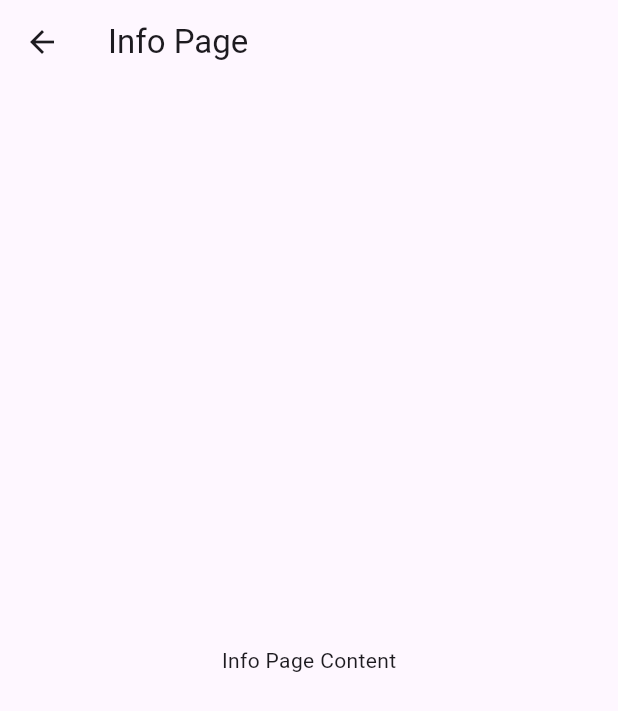
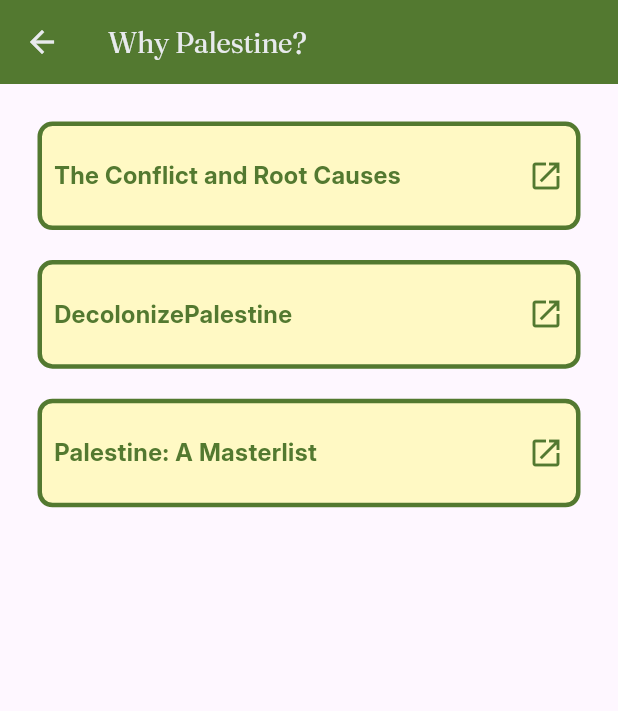
Before and after one commit to azdanrama/m4ps_palestine_app, a Flutter app: the InfoPage screen opened directly, on a phone screen of 412 x 824 dp. Shown: the top 711 px of the screen. Run offline on Flutter 3.47's test engine with Material 3 defaults, Android fonts, the phone set to English and light mode, and no system bars; our stand-ins replace flutter_native_splash.

Commit message:
feat: add info feature

```diff
--- a/m4ps_palestine_app/lib/home_page.dart
+++ b/m4ps_palestine_app/lib/home_page.dart
@@ -104,7 +104,7 @@ class _HomePageState extends State<HomePage> {
   }
 
   Widget gridButton(IconData icon, String label, Widget page) {
-    return  GestureDetector(
+    return GestureDetector(
       onTap: () {
         Navigator.push(
           context,
--- a/m4ps_palestine_app/lib/info_page.dart
+++ b/m4ps_palestine_app/lib/info_page.dart
@@ -1,4 +1,5 @@
 import 'package:flutter/material.dart';
+import 'package:url_launcher/url_launcher.dart';
 
 class InfoPage extends StatelessWidget {
   const InfoPage({super.key});
@@ -7,10 +8,87 @@ class InfoPage extends StatelessWidget {
   Widget build(BuildContext context) {
     return Scaffold(
       appBar: AppBar(
-        title: const Text('Info Page'),
+        backgroundColor: const Color.fromRGBO(83, 121, 48, 1),
+        iconTheme: const IconThemeData(
+          color: Color.fromRGBO(232, 234, 237, 1),
+        ),
+        title: const Text(
+          'Why Palestine?',
+          style: TextStyle(
+            fontFamily: 'Fraunces',
+            fontSize: 20,
+            color: Color.fromRGBO(232, 234, 237, 1),
+          ),
+        ),
       ),
-      body: const Center(
-        child: Text('Info Page Content'),
+      body: GridView.count(
+        crossAxisCount: 1,
+        crossAxisSpacing: 20,
+        mainAxisSpacing: 20,
+        childAspectRatio: 10/2,
+        padding: const EdgeInsets.all(25),
+        children: [
+          buildClickableRect(
+            Uri.parse('https://www.bbc.com/news/newsbeat-44124396'),
+            'The Conflict and Root Causes',
+          ),
+          buildClickableRect(
+            Uri.parse('https://decolonizepalestine.com'),
+            'DecolonizePalestine',
+          ),
+          buildClickableRect(
+            Uri.parse('https://docs.google.com/document/d/1-x6Ea5qwrJUi1-QTjvh1PmPL2W5R2X25fglglpBhdb0/mobilebasic'),
+            'Palestine: A Masterlist',
+          ),
+        ],
+      ),
+    );
+  }
+
+  Widget buildClickableRect(Uri url, String label) {
+    return GestureDetector(
+      onTap: () async {
+        if (await canLaunchUrl(url)) {
+          await launchUrl(url);
+        } else {
+          throw 'Could not launch $url';
+        }
+      },
+      child: Container(
+        width: 300,
+        height: 50,
+        decoration: BoxDecoration(
+          color: const Color.fromRGBO(255, 249, 196, 1),
+          border: Border.all(
+            color: const Color.fromRGBO(83, 121, 48, 1),
+            width: 3,
+          ),
+          borderRadius: BorderRadius.circular(10),
+        ),
+        child: Row(
+          mainAxisAlignment: MainAxisAlignment.spaceBetween,
+          children: [
+            Padding(
+              padding: const EdgeInsets.all(8.0),
+              child: Text(
+                label,
+                style: const TextStyle(
+                  fontFamily: 'Inter',
+                  fontSize: 16,
+                  fontWeight: FontWeight.w700,
+                  color: Color.fromRGBO(83, 121, 48, 1),
+                ),
+              ),
+            ),
+            const Padding(
+              padding: EdgeInsets.all(8.0),
+              child: Icon(
+                Icons.launch,
+                color: Color.fromRGBO(83, 121, 48, 1),
+              ),
+            ),
+          ],
+        ),
       ),
     );
   }
--- a/m4ps_palestine_app/pubspec.yaml
+++ b/m4ps_palestine_app/pubspec.yaml
@@ -36,6 +36,7 @@ dependencies:
   # Use with the CupertinoIcons class for iOS style icons.
   cupertino_icons: ^1.0.6
   flutter_native_splash: ^2.4.1
+  url_launcher: ^6.3.0
 
 dev_dependencies:
   flutter_test:
@@ -78,6 +79,10 @@ flutter:
     - family: Fraunces
       fonts:
         - asset: assets/fonts/Fraunces-Regular.ttf
+    - family: Inter
+      fonts:
+        - asset: assets/fonts/Inter-Bold.ttf
+          weight: 700
     # - family: Schyler
     #   fonts:
     #     - asset: fonts/Schyler-Regular.ttf
```
Also changed, not shown: m4ps_palestine_app/assets/fonts/Inter-Bold.ttf (added), m4ps_palestine_app/pubspec.lock, 6 other files.
